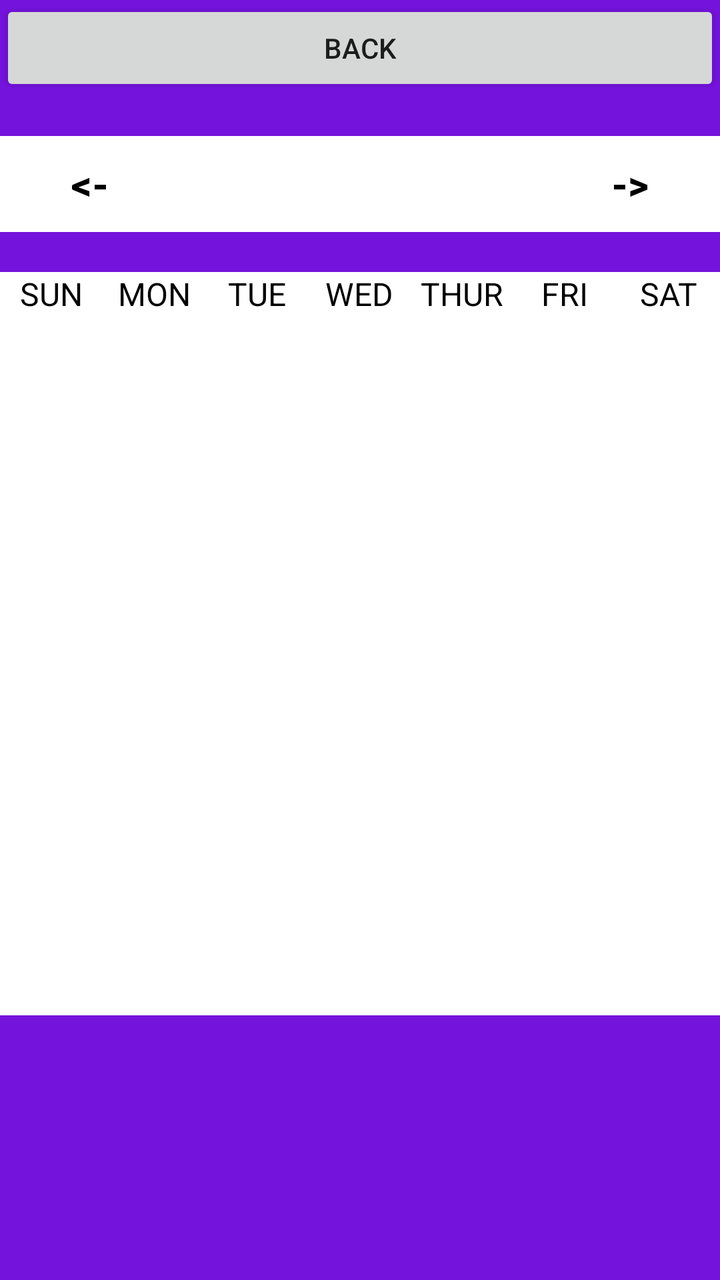
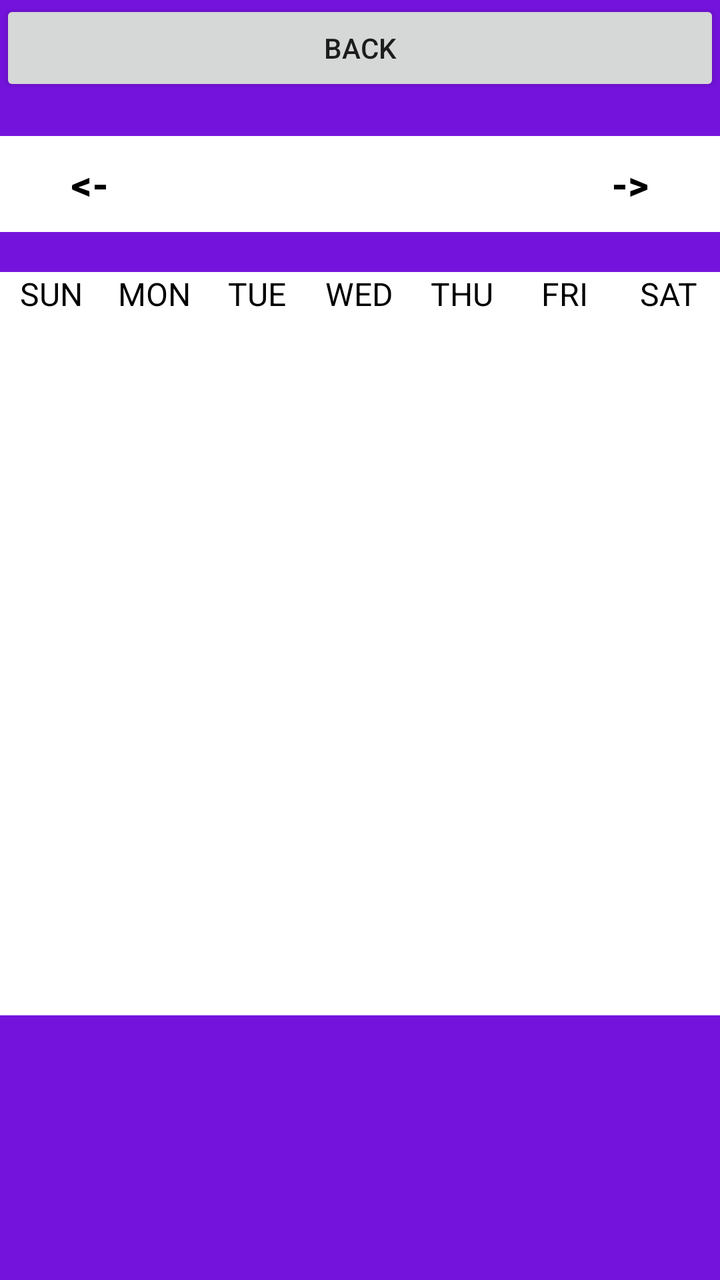

Two renders of the same Android screen: before a commit and after it. Below are the layout's source before the change and the commit's diff.
<!-- AndroidManifest.xml: application theme Theme.ScoutBadgeTrackerApp -->
<!-- res/layout/activity_event.xml -->
<?xml version="1.0" encoding="utf-8"?>
<LinearLayout xmlns:android="http://schemas.android.com/apk/res/android"
    android:orientation="vertical"
    android:layout_width="match_parent"
    android:layout_height="match_parent"
    android:background="@color/Scout_purple">

    <Button
        android:id="@+id/btnEventBack"
        android:layout_width="match_parent"
        android:layout_height="wrap_content"
        android:text="Back" />

    <LinearLayout
        android:layout_width="match_parent"
        android:layout_height="wrap_content"
        android:orientation="horizontal"
        android:layout_marginBottom="20dp"
        android:layout_marginTop="20dp"
        android:background="@color/white">
        <Button
            android:layout_width="0dp"
            android:layout_height="wrap_content"
            android:layout_weight="1"
            android:text="@string/calendarBack"
            android:textColor="@color/black"
            android:background="@null"
            android:textStyle="bold"
            android:onClick="previousMonthAction"
            android:textSize="20sp"/>

        <TextView
            android:id="@+id/monthYearTV"
            android:layout_width="0dp"
            android:layout_weight="2"
            android:layout_height="wrap_content"
            android:textSize="20sp"
            android:textAlignment="center"
            android:textColor="@color/black"/>

        <Button
            android:layout_width="0dp"
            android:layout_height="wrap_content"
            android:layout_weight="1"
            android:text="@string/calendarForward"
            android:textColor="@color/black"
            android:background="@null"
            android:textStyle="bold"
            android:onClick="nextMonthAction"
            android:textSize="20sp"/>

    </LinearLayout>

    <LinearLayout
        android:layout_width="match_parent"
        android:layout_height="wrap_content"
        android:orientation="horizontal"
        android:background="@color/white">

        <TextView
            android:layout_width="0dp"
            android:layout_height="wrap_content"
            android:layout_weight="1"
            android:text="SUN"
            android:textColor="@color/black"
            android:textAlignment="center"
            android:textSize="16sp"/>

        <TextView
            android:layout_width="0dp"
            android:layout_height="wrap_content"
            android:layout_weight="1"
            android:text="MON"
            android:textColor="@color/black"
            android:textAlignment="center"
            android:textSize="16sp"/>

        <TextView
            android:layout_width="0dp"
            android:layout_height="wrap_content"
            android:layout_weight="1"
            android:text="TUE"
            android:textColor="@color/black"
            android:textAlignment="center"
            android:textSize="16sp"/>

        <TextView
            android:layout_width="0dp"
            android:layout_height="wrap_content"
            android:layout_weight="1"
            android:text="WED"
            android:textColor="@color/black"
            android:textAlignment="center"
            android:textSize="16sp"/>

        <TextView
            android:layout_width="0dp"
            android:layout_height="wrap_content"
            android:layout_weight="1"
            android:text="THUR"
            android:textColor="@color/black"
            android:textAlignment="center"
            android:textSize="16sp"/>

        <TextView
            android:layout_width="0dp"
            android:layout_height="wrap_content"
            android:layout_weight="1"
            android:text="FRI"
            android:textColor="@color/black"
            android:textAlignment="center"
            android:textSize="16sp"/>

        <TextView
            android:layout_width="0dp"
            android:layout_height="wrap_content"
            android:layout_weight="1"
            android:text="SAT"
            android:textColor="@color/black"
            android:textAlignment="center"
            android:textSize="16sp"/>


    </LinearLayout>
    <androidx.recyclerview.widget.RecyclerView
        android:id="@+id/calendarRecyclerView"
        android:layout_width="match_parent"
        android:layout_height="350dp"
        android:background="@color/white"/>

    <TextView
        android:id="@+id/txtDateTitle"
        android:layout_width="match_parent"
        android:layout_height="wrap_content"
        android:textSize="24sp"
        android:textColor="@color/white"/>

    <ScrollView
        android:layout_width="match_parent"
        android:layout_height="235dp"
        android:fadeScrollbars="false"
        android:scrollbarThumbVertical="@color/white">
        <LinearLayout
            android:layout_width="wrap_content"
            android:layout_height="match_parent"
            android:id="@+id/eventLayout"
            android:orientation="vertical">

        </LinearLayout>

    </ScrollView>

    <Button
        android:id="@+id/btnNewEvent"
        android:layout_width="match_parent"
        android:layout_height="wrap_content"
        android:text="New Event" />
</LinearLayout>
<!-- resources referenced by this layout -->
<resources>
  <color name="Scout_purple">#7413DC</color>
  <color name="black">#FF000000</color>
  <color name="white">#FFFFFFFF</color>
  <string name="calendarBack">&lt;-</string>
  <string name="calendarForward">-&gt;</string>
  <style name="Theme.ScoutBadgeTrackerApp" parent="android:Theme.Material.Light.NoActionBar" />
</resources>

<!-- the commit's change to res/layout/activity_event.xml (unified diff, before → after) -->
@@ -61,7 +61,7 @@
             android:layout_width="0dp"
             android:layout_height="wrap_content"
             android:layout_weight="1"
-            android:text="SUN"
+            android:text="@string/sun"
             android:textColor="@color/black"
             android:textAlignment="center"
             android:textSize="16sp"/>
@@ -70,7 +70,7 @@
             android:layout_width="0dp"
             android:layout_height="wrap_content"
             android:layout_weight="1"
-            android:text="MON"
+            android:text="@string/mon"
             android:textColor="@color/black"
             android:textAlignment="center"
             android:textSize="16sp"/>
@@ -79,7 +79,7 @@
             android:layout_width="0dp"
             android:layout_height="wrap_content"
             android:layout_weight="1"
-            android:text="TUE"
+            android:text="@string/tue"
             android:textColor="@color/black"
             android:textAlignment="center"
             android:textSize="16sp"/>
@@ -88,7 +88,7 @@
             android:layout_width="0dp"
             android:layout_height="wrap_content"
             android:layout_weight="1"
-            android:text="WED"
+            android:text="@string/wed"
             android:textColor="@color/black"
             android:textAlignment="center"
             android:textSize="16sp"/>
@@ -97,7 +97,7 @@
             android:layout_width="0dp"
             android:layout_height="wrap_content"
             android:layout_weight="1"
-            android:text="THUR"
+            android:text="@string/thu"
             android:textColor="@color/black"
             android:textAlignment="center"
             android:textSize="16sp"/>
@@ -106,7 +106,7 @@
             android:layout_width="0dp"
             android:layout_height="wrap_content"
             android:layout_weight="1"
-            android:text="FRI"
+            android:text="@string/fri"
             android:textColor="@color/black"
             android:textAlignment="center"
             android:textSize="16sp"/>
@@ -115,7 +115,7 @@
             android:layout_width="0dp"
             android:layout_height="wrap_content"
             android:layout_weight="1"
-            android:text="SAT"
+            android:text="@string/sat"
             android:textColor="@color/black"
             android:textAlignment="center"
             android:textSize="16sp"/>
@@ -154,5 +154,5 @@
         android:id="@+id/btnNewEvent"
         android:layout_width="match_parent"
         android:layout_height="wrap_content"
-        android:text="New Event" />
+        android:text="@string/newEvent" />
 </LinearLayout>
<!-- resource entries referenced after the edit -->
@@ -5,6 +5,14 @@
   <color name="white">#FFFFFFFF</color>
   <string name="calendarBack">&lt;-</string>
   <string name="calendarForward">-&gt;</string>
+  <string name="fri">FRI</string>
+  <string name="mon">MON</string>
+  <string name="newEvent">New Event</string>
+  <string name="sat">SAT</string>
+  <string name="sun">SUN</string>
+  <string name="thu">THU</string>
+  <string name="tue">TUE</string>
+  <string name="wed">WED</string>
   <style name="Theme.ScoutBadgeTrackerApp" parent="android:Theme.Material.Light.NoActionBar" />
 </resources>
 
